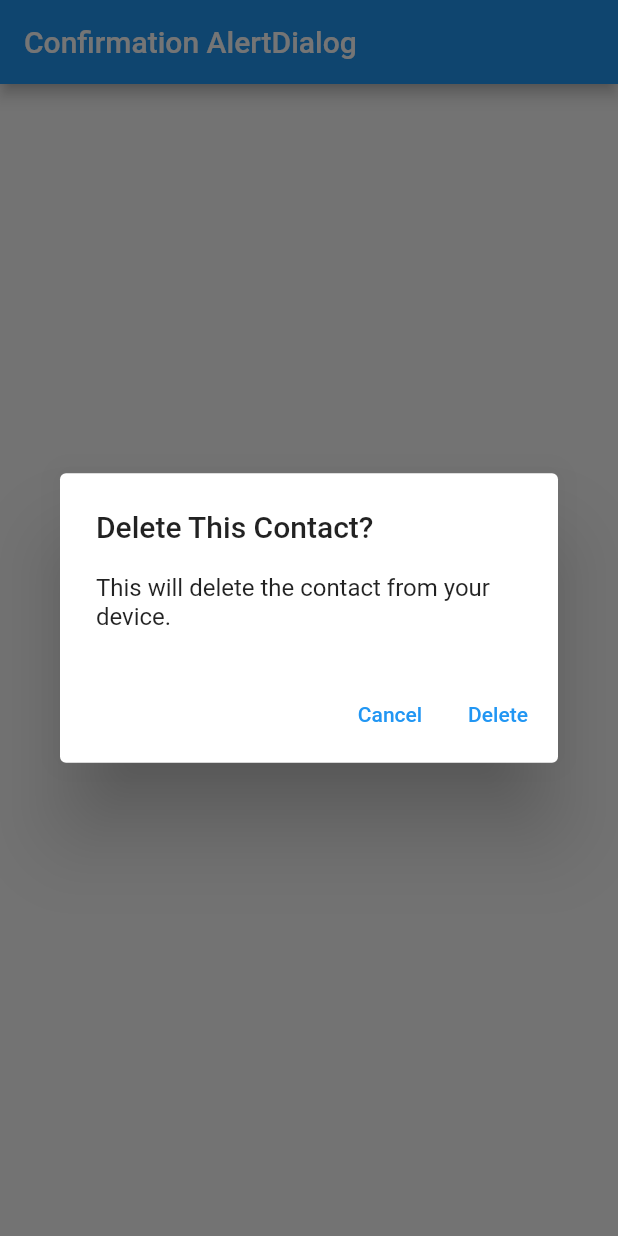
After one commit to harryng0312/flutter_demo_app, a Flutter app: the screen it shows after launch, after a tap on "Show Alert", on a phone screen of 412 x 824 dp. The commit adds this screen. Run offline on Flutter 3.47's test engine with Material 2 defaults, Android fonts, the phone set to English and light mode, and no system bars.

```diff
--- /dev/null
+++ b/lib/dialog/test_alertdialog.dart
@@ -0,0 +1,66 @@
+import 'package:flutter/material.dart';
+
+class MyApp extends StatelessWidget {
+  @override
+  Widget build(BuildContext context) {
+    final appTitle = 'Flutter Basic Alert Demo';
+    return MaterialApp(
+      title: appTitle,
+      home: Scaffold(
+        appBar: AppBar(
+          title: Text(appTitle),
+        ),
+        body: MyAlert(),
+      ),
+    );
+  }
+}
+
+class MyAlert extends StatelessWidget {
+  @override
+  Widget build(BuildContext context) {
+    return Padding(
+      padding: const EdgeInsets.all(20.0),
+      child: ElevatedButton(
+        child: Text('Show alert'),
+        onPressed: () async {
+          String? result = await showAlertDialog(context);
+          print("Dialog result: ${result??'null'}");
+        },
+      ),
+    );
+  }
+}
+
+Future<String?> showAlertDialog(BuildContext context) {
+  // Create button
+  Widget btnOk = TextButton(
+    child: Text("OK"),
+    onPressed: () {
+      Navigator.of(context).pop("ok");
+    },
+  );
+  Widget btnCancel = TextButton(
+    child: Text("Cancel"),
+    onPressed: () {
+      Navigator.of(context).pop("cancel");
+    },
+  );
+  // Create AlertDialog
+  AlertDialog alertDialog = AlertDialog(
+    title: Text("Simple Alert"),
+    content: Text("This is an alert message."),
+    actions: [
+      btnOk,
+      btnCancel
+    ],
+  );
+
+  // show the dialog
+  return showDialog<String>(
+    context: context,
+    builder: (context) {
+      return alertDialog;
+    },
+  );
+}
--- /dev/null
+++ b/lib/dialog/test_confirmdialog.dart
@@ -0,0 +1,78 @@
+import 'package:flutter/material.dart';
+
+class MyApp extends StatelessWidget {
+  @override
+  Widget build(BuildContext context) {
+    final appTitle = 'Flutter Basic Alert Demo';
+    return MaterialApp(
+      title: appTitle,
+      home: MyAlert(),
+    );
+  }
+}
+
+class MyAlert extends StatelessWidget {
+  // This widget is the root of your application.
+  @override
+  Widget build(BuildContext context) {
+    return new Scaffold(
+      appBar: AppBar(
+        title: Text("Confirmation AlertDialog"),
+      ),
+      body: Center(
+        child: Column(
+          mainAxisAlignment: MainAxisAlignment.center,
+          children: <Widget>[
+            new ElevatedButton(
+              style: ButtonStyle(
+                padding: MaterialStateProperty.all(
+                    EdgeInsets.fromLTRB(30.0, 10.0, 30.0, 10.0)),
+                shape: MaterialStateProperty.all(RoundedRectangleBorder(
+                    borderRadius: BorderRadius.circular(8.0))),
+                foregroundColor: MaterialStateProperty.all(Colors.green),
+              ),
+              onPressed: () async {
+                final ConfirmAction? action =
+                    await _asyncConfirmDialog(context);
+                print("Confirm Action ${action ?? ''}");
+              },
+              child: const Text(
+                "Show Alert",
+                style: TextStyle(fontSize: 20.0),
+              ),
+            ),
+          ],
+        ),
+      ),
+    );
+  }
+}
+
+enum ConfirmAction { Cancel, Accept }
+
+Future<ConfirmAction?> _asyncConfirmDialog(BuildContext context) async {
+  return showDialog<ConfirmAction>(
+    context: context,
+    barrierDismissible: false, // user must tap button for close dialog!
+    builder: (BuildContext context) {
+      return AlertDialog(
+        title: Text('Delete This Contact?'),
+        content: const Text('This will delete the contact from your device.'),
+        actions: <Widget>[
+          TextButton(
+            child: const Text('Cancel'),
+            onPressed: () {
+              Navigator.of(context).pop(ConfirmAction.Cancel);
+            },
+          ),
+          TextButton(
+            child: const Text('Delete'),
+            onPressed: () {
+              Navigator.of(context).pop(ConfirmAction.Accept);
+            },
+          )
+        ],
+      );
+    },
+  );
+}
--- a/lib/main.dart
+++ b/lib/main.dart
@@ -1,4 +1,4 @@
 import 'package:flutter/material.dart';
 // import 'input/test_textfield.dart';
-import 'forms/test_form_2.dart';
+import 'dialog/test_confirmdialog.dart';
 void main() => runApp(MyApp());
```
Also changed, not shown: lib/dialog/test_textfielddialog.dart (added, +70 -0 lines), lib/forms/test_form.dart (added, +20 -0 lines), lib/forms/test_form_2.dart (+12 -8 lines).
